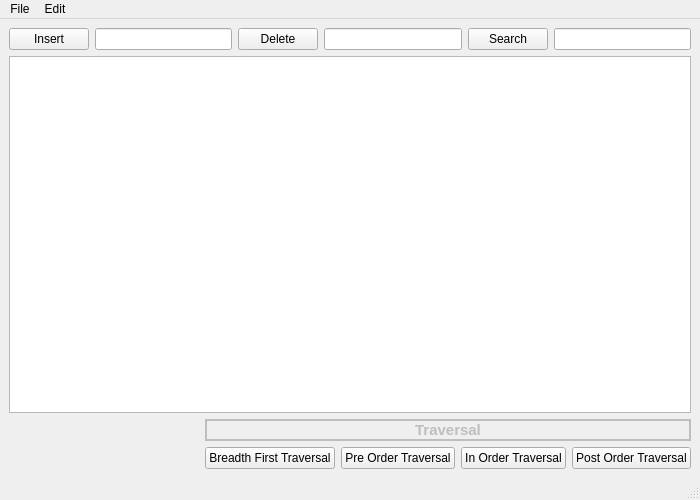
Qt form BST_Visualizer/mainwindow.ui (LeonJ142857/QT_BST_Visualizer) before a commit.
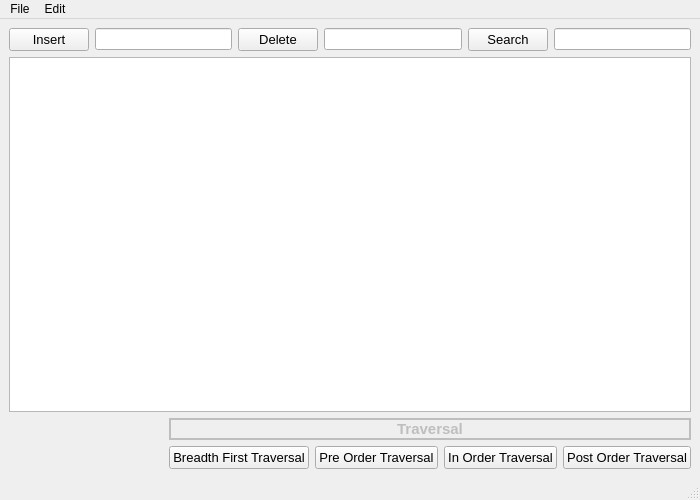
The same form after that commit.

Diff of the .ui file:
```diff
--- a/BST_Visualizer/mainwindow.ui
+++ b/BST_Visualizer/mainwindow.ui
@@ -19,6 +19,11 @@
      <layout class="QHBoxLayout" name="horizontalLayout">
       <item>
        <widget class="QPushButton" name="insertButton">
+        <property name="font">
+         <font>
+          <pointsize>10</pointsize>
+         </font>
+        </property>
         <property name="cursor">
          <cursorShape>OpenHandCursor</cursorShape>
         </property>
@@ -32,6 +37,11 @@
       </item>
       <item>
        <widget class="QPushButton" name="deleteButton">
+        <property name="font">
+         <font>
+          <pointsize>10</pointsize>
+         </font>
+        </property>
         <property name="cursor">
          <cursorShape>OpenHandCursor</cursorShape>
         </property>
@@ -45,6 +55,11 @@
       </item>
       <item>
        <widget class="QPushButton" name="searchButton">
+        <property name="font">
+         <font>
+          <pointsize>10</pointsize>
+         </font>
+        </property>
         <property name="cursor">
          <cursorShape>OpenHandCursor</cursorShape>
         </property>
@@ -140,7 +155,7 @@
            <widget class="QPushButton" name="BFTButton">
             <property name="font">
              <font>
-              <pointsize>9</pointsize>
+              <pointsize>10</pointsize>
              </font>
             </property>
             <property name="cursor">
@@ -167,7 +182,7 @@
            <widget class="QPushButton" name="PreOrderButton">
             <property name="font">
              <font>
-              <pointsize>9</pointsize>
+              <pointsize>10</pointsize>
              </font>
             </property>
             <property name="cursor">
@@ -185,7 +200,7 @@
            <widget class="QPushButton" name="InOrderButton">
             <property name="font">
              <font>
-              <pointsize>9</pointsize>
+              <pointsize>10</pointsize>
              </font>
             </property>
             <property name="cursor">
@@ -203,7 +218,7 @@
            <widget class="QPushButton" name="PostOrderButton">
             <property name="font">
              <font>
-              <pointsize>9</pointsize>
+              <pointsize>10</pointsize>
              </font>
             </property>
             <property name="cursor">
```
